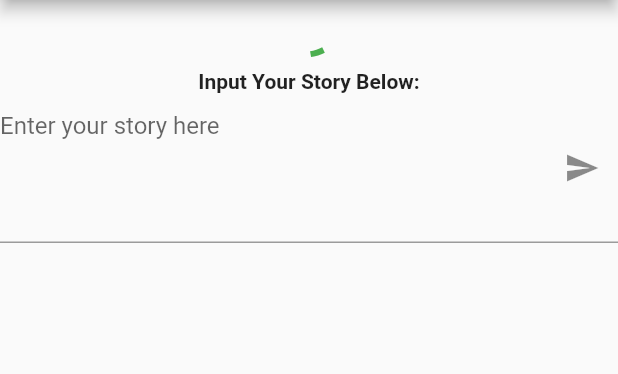
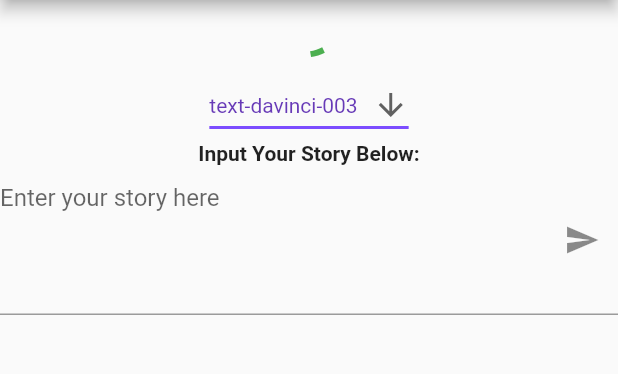
Before and after one commit to mealilo/FableAI, a Flutter app: the screen it shows after launch, on a phone screen of 412 x 824 dp, the part 84-458 px from its top. Run offline on Flutter 3.47's test engine with Material 2 defaults, Android fonts, the phone set to English and light mode, and no system bars.

Commit message:
built model dropdown

```diff
--- a/fableai/lib/completions_api.dart
+++ b/fableai/lib/completions_api.dart
@@ -18,12 +18,15 @@
   };
 
   /// creates a request object, and then fills it in with the prompt, and then sends to request object.
-  static Future<CompletionsResponse> getStory(prompt) async {
+  static Future<CompletionsResponse> getStory(
+    prompt,
+    model,
+  ) async {
     debugPrint('Sending Request to OpenAI');
 
     // Generate request object
     CompletionsRequest request = CompletionsRequest(
-      model: 'text-davinci-003',
+      model: model,
       prompt: "Complete this story in 2 paragraphs: $prompt",
       maxTokens: 322,
       temperature: .5,
--- a/fableai/lib/main.dart
+++ b/fableai/lib/main.dart
@@ -47,6 +47,13 @@
   _HomeState createState() => _HomeState();
 }
 
+const List<String> gpt3Models = <String>[
+  "text-davinci-003",
+  "text-curie-001",
+  "text-babbage-001",
+  "text-ada-001"
+];
+
 class _HomeState extends State<Home> {
   final myController = TextEditingController();
   late CompletionsResponse? response = null;
@@ -55,10 +62,12 @@
     super.initState();
   }
 
-  void _getData(str) async {
-    response = (await CompletionsApi.getStory(str));
+  void _getData(str, model) async {
+    response = (await CompletionsApi.getStory(str, model));
     Future.delayed(const Duration(seconds: 2)).then((value) => setState(() {}));
   }
+
+  String dropdownValue = gpt3Models.first;
 
   @override
   Widget build(BuildContext context) {
@@ -72,7 +81,29 @@
       const SizedBox(
         height: 10,
       ),
-      Text(
+      DropdownButton<String>(
+        value: dropdownValue,
+        icon: const Icon(Icons.arrow_downward),
+        elevation: 16,
+        style: const TextStyle(color: Colors.deepPurple),
+        underline: Container(
+          height: 2,
+          color: Colors.deepPurpleAccent,
+        ),
+        onChanged: (String? value) {
+          // This is called when the user selects an item.
+          setState(() {
+            dropdownValue = value!;
+          });
+        },
+        items: gpt3Models.map<DropdownMenuItem<String>>((String value) {
+          return DropdownMenuItem<String>(
+            value: value,
+            child: Text(value),
+          );
+        }).toList(),
+      ),
+      const Text(
         'Input Your Story Below:',
         style: TextStyle(fontWeight: FontWeight.bold),
       ),
@@ -86,34 +117,13 @@
             suffixIcon: IconButton(
               icon: const Icon(Icons.send),
               onPressed: () {
-                _getData(myController.text);
+                _getData(myController.text, dropdownValue);
               },
             ),
           ),
           onSubmitted: (String str) {
-            _getData(str);
+            _getData(str, dropdownValue);
           })
-    ]
-            // )ListView.builder(
-            //         itemCount: 0,
-            //         itemBuilder: (context, index) {
-            //           return Card(
-            //             child: Column(
-            //               children: [
-            //                 Row(
-            //                   mainAxisAlignment: MainAxisAlignment.spaceEvenly,
-            //                   children: [
-            //                     Text(response?.choices[0].toString()),
-            //                   ],
-            //                 ),
-            //                 const SizedBox(
-            //                   height: 20.0,
-            //                 ),
-            //               ],
-            //             ),
-            //           );
-            //         },
-            //       ),
-            ));
+    ]));
   }
 }
```
